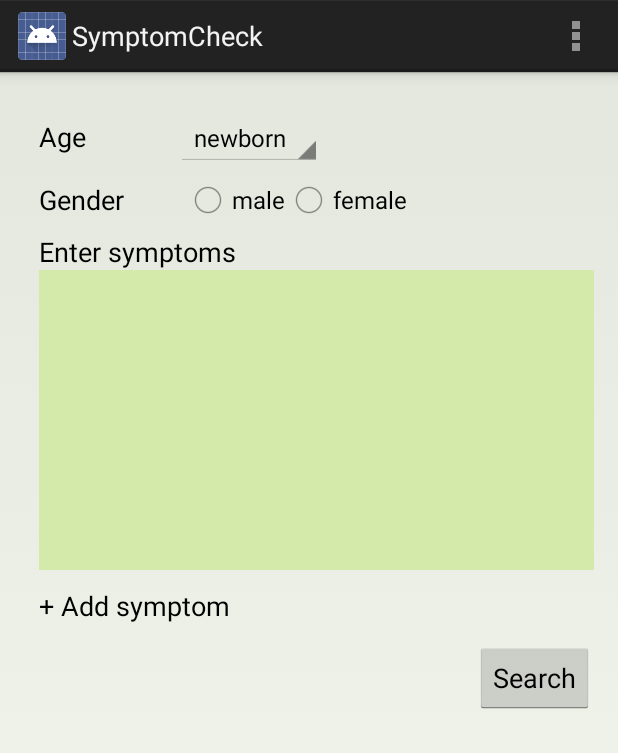
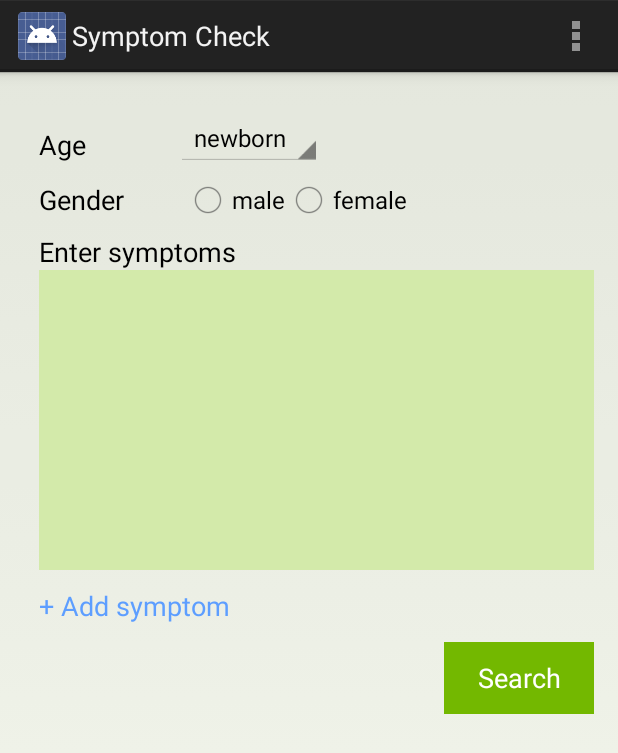
Before and after one commit to jasonlenliven/symptomChecker, an Android app: the screen it shows after launch (MainActivity), on a phone screen of 412 x 824 dp. Shown: the top 753 px of the screen. Run offline under Robolectric (Android 15) with nearby library versions, the phone set to English and light mode, and no system bars; libraries missing offline, so code that uses them is left out: retrofit.client; 3 statements that could not run were skipped.

Commit message:
ui touchup

```diff
--- a/app/src/main/AndroidManifest.xml
+++ b/app/src/main/AndroidManifest.xml
@@ -4,7 +4,7 @@
 
     <application
         android:allowBackup="true"
-        android:icon="@mipmap/ic_launcher"
+        android:icon="@drawable/app_icon"
         android:label="@string/app_name"
         android:theme="@style/AppTheme" >
         <activity
--- a/app/src/main/res/layout/activity_main.xml
+++ b/app/src/main/res/layout/activity_main.xml
@@ -25,7 +25,8 @@
             android:id="@+id/textView2"
             android:layout_below="@+id/textView"
             android:layout_alignParentLeft="true"
-            android:layout_alignParentStart="true" />
+            android:layout_alignParentStart="true"
+            android:layout_marginTop="5dp" />
 
         <Spinner
             android:layout_width="wrap_content"
@@ -140,17 +141,21 @@
             android:layout_height="wrap_content"
             android:text="+ Add symptom"
             android:id="@+id/add_sympton_button"
-            android:background="@android:color/transparent" />
+            android:background="@android:color/transparent"
+            android:textColor="#5d9eff" />
 
     </LinearLayout>
     <Button
-        android:layout_width="wrap_content"
+        android:layout_width="100dp"
         android:layout_height="wrap_content"
         android:text="Search"
         android:id="@+id/search_button"
         android:layout_below="@+id/linearLayout3"
         android:layout_alignRight="@+id/linearLayout3"
-        android:layout_alignEnd="@+id/linearLayout3" />
+        android:layout_alignEnd="@+id/linearLayout3"
+        android:textColor="#ffffff"
+        android:background="#73b800"
+        android:shadowColor="#d3eaaa" />
 
     <ListView
         android:layout_width="wrap_content"
--- a/app/src/main/res/values/strings.xml
+++ b/app/src/main/res/values/strings.xml
@@ -1,5 +1,5 @@
 <resources>
-    <string name="app_name">SymptomCheck</string>
+    <string name="app_name">Symptom Check</string>
 
     <string name="hello_world">Hello world!</string>
     <string name="action_settings">Settings</string>
```
Also changed, not shown: app/src/main/res/drawable/app_icon.png (added).
